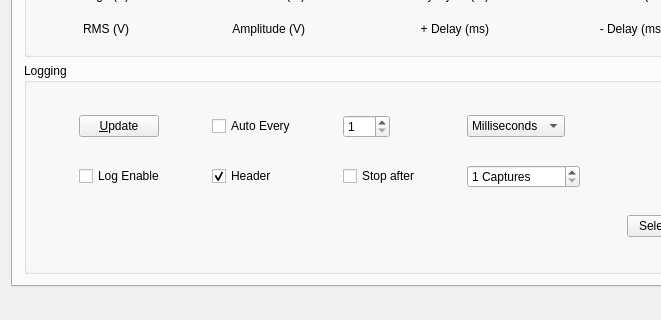
Qt form mainwindow.ui (wd5gnr/qrigol) before a commit; both pictures show x 0 to 661 and y 467 to 787 of the 791 by 787 pixel window.
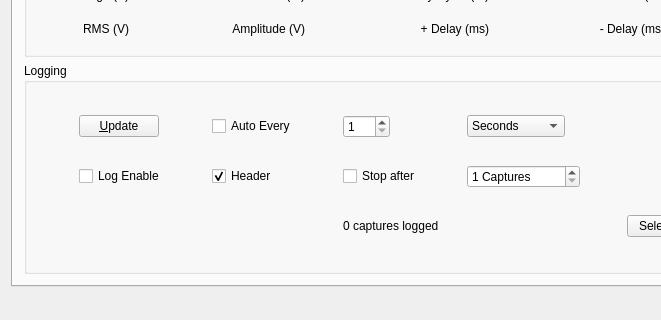
The same form after that commit. The open tabs and pages were chosen to show the change. Icons and pictures are not drawn.

```diff
--- a/mainwindow.ui
+++ b/mainwindow.ui
@@ -3006,7 +3006,7 @@
                 <string>Units for auto measure time (to the left)</string>
                </property>
                <property name="currentIndex">
-                <number>0</number>
+                <number>1</number>
                </property>
                <item>
                 <property name="text">
@@ -3110,7 +3110,7 @@
                </property>
               </widget>
              </item>
-             <item row="2" column="0" colspan="4">
+             <item row="2" column="0" colspan="2">
               <widget class="QLabel" name="mlogfilename">
                <property name="sizePolicy">
                 <sizepolicy hsizetype="Minimum" vsizetype="Preferred">
@@ -3129,6 +3129,13 @@
                </property>
               </widget>
              </item>
+             <item row="2" column="2" colspan="2">
+              <widget class="QLabel" name="captureCount">
+               <property name="text">
+                <string>0 captures logged</string>
+               </property>
+              </widget>
+             </item>
             </layout>
            </widget>
           </item>
```
Left out of the diff: 2 changed lines with no effect on the pictures.
